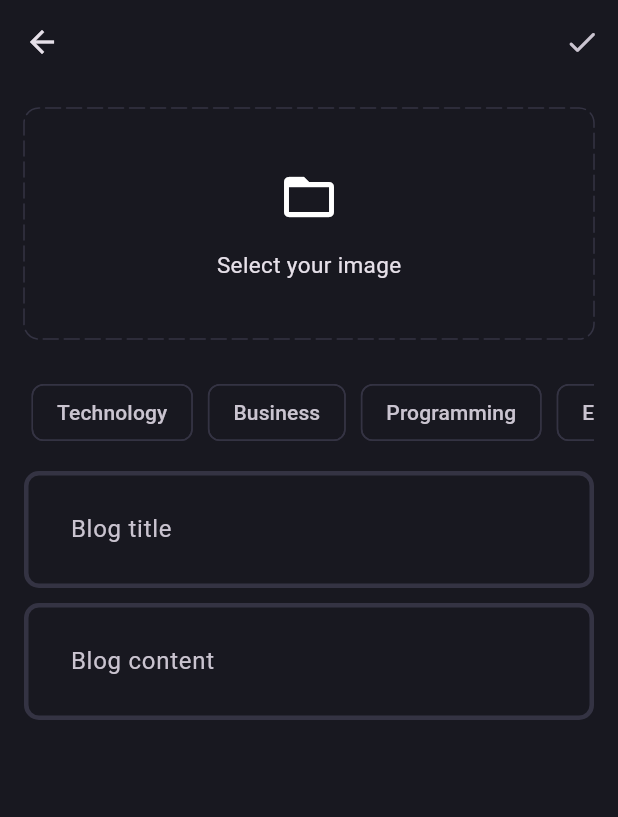
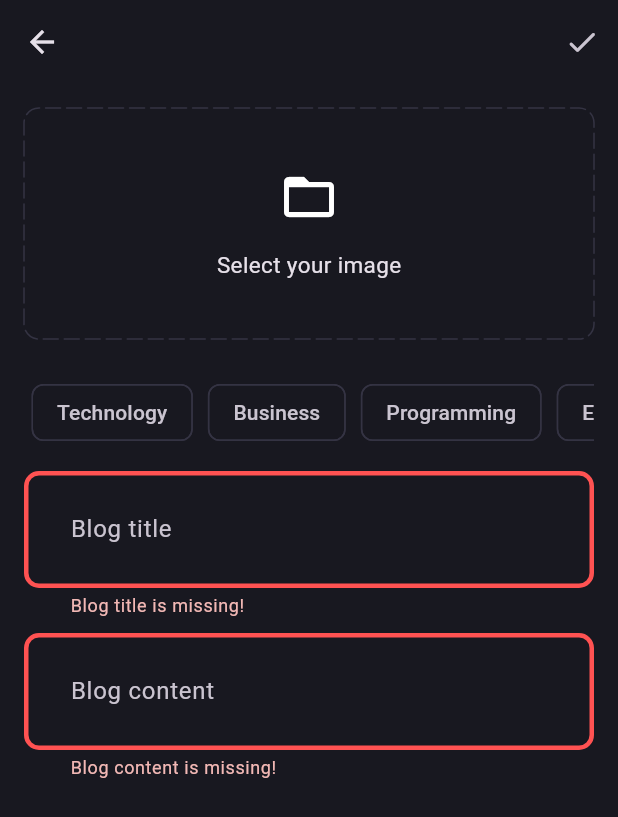
Before and after one commit to imdanishk/flutter_bloc_clean_architecture_blog_app, a Flutter app: the AddNewBlogPage screen opened directly, after a tap on the "done" icon, on a phone screen of 412 x 824 dp. Shown: the top 817 px of the screen. Run offline on Flutter 3.47's test engine with Material 3 defaults, Android fonts, the light colour scheme and no system bars; drawn by our look-alikes of dotted_border; our stand-ins replace flutter_bloc, fpdart, get_it, image_picker, supabase_flutter; accounts and stored records are empty.

Commit message:
Create add blog datasource, repo, bloc and integrate in UI to upload blogs

```diff
--- /dev/null
+++ b/lib/features/blog/domain/entities/blog.dart
@@ -0,0 +1,21 @@
+class Blog {
+  final String id;
+  final String posterId;
+  final String title;
+  final String content;
+  final String imageUrl;
+  final List<String> topics;
+  final DateTime updatedAt;
+  final String? posterName;
+
+  Blog({
+    required this.id,
+    required this.posterId,
+    required this.title,
+    required this.content,
+    required this.imageUrl,
+    required this.topics,
+    required this.updatedAt,
+    this.posterName,
+  });
+}
--- /dev/null
+++ b/lib/features/blog/domain/repositories/blog_repository.dart
@@ -0,0 +1,17 @@
+import 'dart:io';
+
+import 'package:flutter_bloc_clean_architecture_blog_app/core/error/failures.dart';
+import 'package:flutter_bloc_clean_architecture_blog_app/features/blog/domain/entities/blog.dart';
+import 'package:fpdart/fpdart.dart';
+
+abstract interface class BlogRepository {
+  Future<Either<Failure, Blog>> uploadBlog({
+    required File image,
+    required String title,
+    required String content,
+    required String posterId,
+    required List<String> topics,
+  });
+
+  Future<Either<Failure, List<Blog>>> getAllBlogs();
+}
--- /dev/null
+++ b/lib/features/blog/domain/usecases/get_all_blogs.dart
@@ -0,0 +1,15 @@
+import 'package:flutter_bloc_clean_architecture_blog_app/core/error/failures.dart';
+import 'package:flutter_bloc_clean_architecture_blog_app/core/usecase/usecase.dart';
+import 'package:flutter_bloc_clean_architecture_blog_app/features/blog/domain/entities/blog.dart';
+import 'package:flutter_bloc_clean_architecture_blog_app/features/blog/domain/repositories/blog_repository.dart';
+import 'package:fpdart/fpdart.dart';
+
+class GetAllBlogs implements UseCase<List<Blog>, NoParams> {
+  final BlogRepository blogRepository;
+  GetAllBlogs(this.blogRepository);
+
+  @override
+  Future<Either<Failure, List<Blog>>> call(NoParams params) async {
+    return await blogRepository.getAllBlogs();
+  }
+}
--- /dev/null
+++ b/lib/features/blog/domain/usecases/upload_blog.dart
@@ -0,0 +1,39 @@
+import 'dart:io';
+
+import 'package:flutter_bloc_clean_architecture_blog_app/core/error/failures.dart';
+import 'package:flutter_bloc_clean_architecture_blog_app/core/usecase/usecase.dart';
+import 'package:flutter_bloc_clean_architecture_blog_app/features/blog/domain/entities/blog.dart';
+import 'package:flutter_bloc_clean_architecture_blog_app/features/blog/domain/repositories/blog_repository.dart';
+import 'package:fpdart/fpdart.dart';
+
+class UploadBlog implements UseCase<Blog, UploadBlogParams> {
+  final BlogRepository blogRepository;
+  UploadBlog(this.blogRepository);
+
+  @override
+  Future<Either<Failure, Blog>> call(UploadBlogParams params) async {
+    return await blogRepository.uploadBlog(
+      image: params.image,
+      title: params.title,
+      content: params.content,
+      posterId: params.posterId,
+      topics: params.topics,
+    );
+  }
+}
+
+class UploadBlogParams {
+  final String posterId;
+  final String title;
+  final String content;
+  final File image;
+  final List<String> topics;
+
+  UploadBlogParams({
+    required this.posterId,
+    required this.title,
+    required this.content,
+    required this.image,
+    required this.topics,
+  });
+}
--- /dev/null
+++ b/lib/features/blog/presentation/bloc/blog_bloc.dart
@@ -0,0 +1,57 @@
+import 'dart:io';
+
+import 'package:flutter/material.dart';
+import 'package:flutter_bloc/flutter_bloc.dart';
+import 'package:flutter_bloc_clean_architecture_blog_app/core/usecase/usecase.dart';
+import 'package:flutter_bloc_clean_architecture_blog_app/features/blog/domain/entities/blog.dart';
+import 'package:flutter_bloc_clean_architecture_blog_app/features/blog/domain/usecases/get_all_blogs.dart';
+import 'package:flutter_bloc_clean_architecture_blog_app/features/blog/domain/usecases/upload_blog.dart';
+part 'blog_event.dart';
+part 'blog_state.dart';
+
+class BlogBloc extends Bloc<BlogEvent, BlogState> {
+  final UploadBlog _uploadBlog;
+  final GetAllBlogs _getAllBlogs;
+  BlogBloc({
+    required UploadBlog uploadBlog,
+    required GetAllBlogs getAllBlogs,
+  })  : _uploadBlog = uploadBlog,
+        _getAllBlogs = getAllBlogs,
+        super(BlogInitial()) {
+    on<BlogEvent>((event, emit) => emit(BlogLoading()));
+    on<BlogUpload>(_onBlogUpload);
+    on<BlogFetchAllBlogs>(_onFetchAllBlogs);
+  }
+
+  void _onBlogUpload(
+    BlogUpload event,
+    Emitter<BlogState> emit,
+  ) async {
+    final res = await _uploadBlog(
+      UploadBlogParams(
+        posterId: event.posterId,
+        title: event.title,
+        content: event.content,
+        image: event.image,
+        topics: event.topics,
+      ),
+    );
+
+    res.fold(
+      (l) => emit(BlogFailure(l.message)),
+      (r) => emit(BlogUploadSuccess()),
+    );
+  }
+
+  void _onFetchAllBlogs(
+    BlogFetchAllBlogs event,
+    Emitter<BlogState> emit,
+  ) async {
+    final res = await _getAllBlogs(NoParams());
+
+    res.fold(
+      (l) => emit(BlogFailure(l.message)),
+      (r) => emit(BlogsDisplaySuccess(r)),
+    );
+  }
+}
--- /dev/null
+++ b/lib/features/blog/presentation/bloc/blog_event.dart
@@ -0,0 +1,22 @@
+part of 'blog_bloc.dart';
+
+@immutable
+sealed class BlogEvent {}
+
+final class BlogUpload extends BlogEvent {
+  final String posterId;
+  final String title;
+  final String content;
+  final File image;
+  final List<String> topics;
+
+  BlogUpload({
+    required this.posterId,
+    required this.title,
+    required this.content,
+    required this.image,
+    required this.topics,
+  });
+}
+
+final class BlogFetchAllBlogs extends BlogEvent {}
--- /dev/null
+++ b/lib/features/blog/presentation/bloc/blog_state.dart
@@ -0,0 +1,20 @@
+part of 'blog_bloc.dart';
+
+@immutable
+sealed class BlogState {}
+
+final class BlogInitial extends BlogState {}
+
+final class BlogLoading extends BlogState {}
+
+final class BlogFailure extends BlogState {
+  final String error;
+  BlogFailure(this.error);
+}
+
+final class BlogUploadSuccess extends BlogState {}
+
+final class BlogsDisplaySuccess extends BlogState {
+  final List<Blog> blogs;
+  BlogsDisplaySuccess(this.blogs);
+}
--- a/lib/features/blog/presentation/pages/add_new_blog_page.dart
+++ b/lib/features/blog/presentation/pages/add_new_blog_page.dart
@@ -2,11 +2,17 @@
 
 import 'package:dotted_border/dotted_border.dart';
 import 'package:flutter/material.dart';
+import 'package:flutter_bloc/flutter_bloc.dart';
 
+import '../../../../core/common/cubits/app_user/app_user_cubit.dart';
+import '../../../../core/common/widgets/loader.dart';
 import '../../../../core/constants/constants.dart';
 import '../../../../core/theme/app_pallete.dart';
 import '../../../../core/utils/pick_image.dart';
+import '../../../../core/utils/show_snackbar.dart';
+import '../bloc/blog_bloc.dart';
 import '../widgets/blog_editor.dart';
+import 'blog_page.dart';
 
 class AddNewBlogPage extends StatefulWidget {
   static route() => MaterialPageRoute(
@@ -34,6 +40,24 @@
     }
   }
 
+  void uploadBlog() {
+    if (formKey.currentState!.validate() &&
+        selectedTopics.isNotEmpty &&
+        image != null) {
+      final posterId =
+          (context.read<AppUserCubit>().state as AppUserLoggedIn).user.id;
+      context.read<BlogBloc>().add(
+            BlogUpload(
+              posterId: posterId,
+              title: titleController.text.trim(),
+              content: contentController.text.trim(),
+              image: image!,
+              topics: selectedTopics,
+            ),
+          );
+    }
+  }
+
   @override
   void dispose() {
     super.dispose();
@@ -47,12 +71,31 @@
       appBar: AppBar(
         actions: [
           IconButton(
-            onPressed: () {},
+            onPressed: () {
+              uploadBlog();
+            },
             icon: const Icon(Icons.done_rounded),
           ),
         ],
       ),
-      body: SingleChildScrollView(
+      body: BlocConsumer<BlogBloc, BlogState>(
+        listener: (context, state) {
+          if (state is BlogFailure) {
+            showSnackBar(context, state.error);
+          } else if (state is BlogUploadSuccess) {
+            Navigator.pushAndRemoveUntil(
+              context,
+              BlogPage.route(),
+              (route) => false,
+            );
+          }
+        },
+        builder: (context, state) {
+          if (state is BlogLoading) {
+            return const Loader();
+          }
+
+          return SingleChildScrollView(
             child: Padding(
               padding: const EdgeInsets.all(16.0),
               child: Form(
@@ -156,6 +199,8 @@
                 ),
               ),
             ),
+          );
+        },
       ),
     );
   }
--- a/lib/main.dart
+++ b/lib/main.dart
@@ -5,6 +5,7 @@
 import 'package:flutter_bloc_clean_architecture_blog_app/custom_bloc_observer.dart';
 import 'package:flutter_bloc_clean_architecture_blog_app/features/auth/presentation/bloc/auth_bloc.dart';
 import 'package:flutter_bloc_clean_architecture_blog_app/features/auth/presentation/pages/login_page.dart';
+import 'package:flutter_bloc_clean_architecture_blog_app/features/blog/presentation/bloc/blog_bloc.dart';
 import 'package:flutter_bloc_clean_architecture_blog_app/features/blog/presentation/pages/blog_page.dart';
 import 'package:flutter_bloc_clean_architecture_blog_app/init_dependencies.dart';
 
@@ -29,6 +30,9 @@
         ),
         BlocProvider(
           create: (_) => serviceLocator<AuthBloc>(),
+        ),
+        BlocProvider(
+          create: (_) => serviceLocator<BlogBloc>(),
         ),
       ],
       child: const MyApp(),
--- a/pubspec.yaml
+++ b/pubspec.yaml
@@ -41,6 +41,7 @@
   get_it: ^7.7.0
   dotted_border: ^2.1.0
   image_picker: ^1.1.2
+  uuid: ^4.4.0
 
 dev_dependencies:
   flutter_test:
```
Also changed, not shown: lib/features/blog/data/datasources/blog_remote_data_source.dart (added, +74 -0 lines), lib/features/blog/data/models/blog_model.dart (added, +62 -0 lines), lib/features/blog/data/repositories/blog_repository_impl.dart (added, +71 -0 lines), lib/init_dependencies.dart (+49 -0 lines), pubspec.lock. Lines whose indentation alone changed are shown as unchanged.
